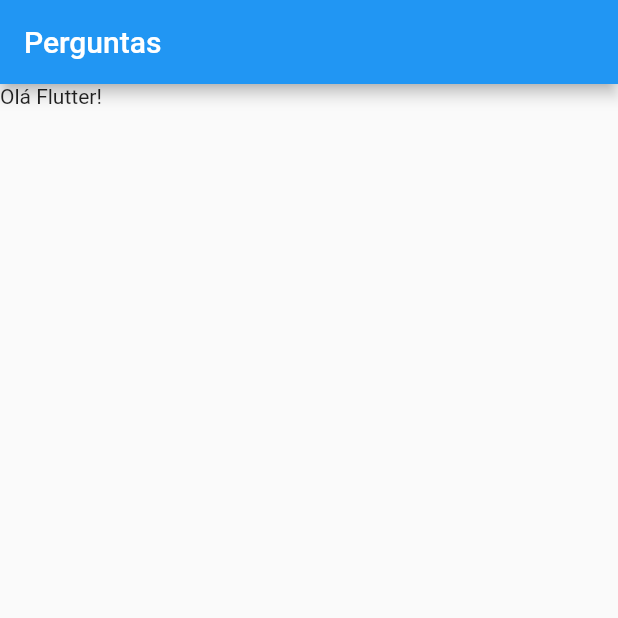
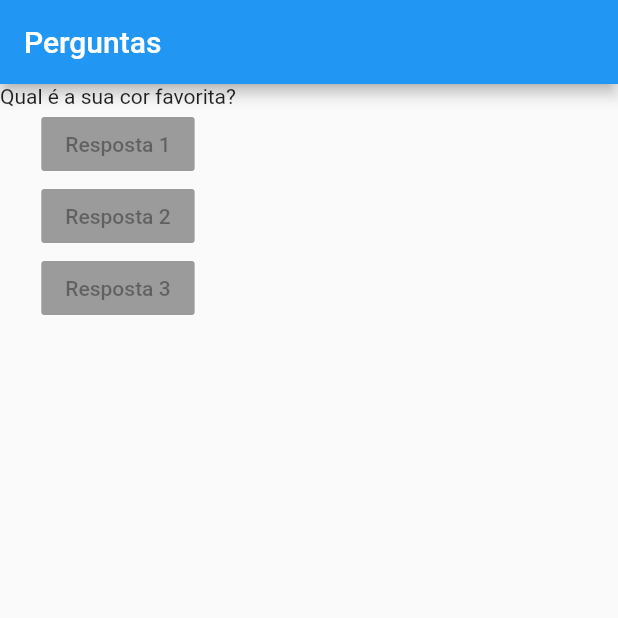
Before and after one commit to eduardobueno/curso_flutter, a Flutter app: the screen it shows after launch, on a phone screen of 412 x 824 dp, the top half of it. Run offline on Flutter 3.47's test engine with Material 2 defaults, Android fonts, the phone set to English and light mode, and no system bars.

Commit message:
Incluídos botões no App

```diff
--- a/projeto_perguntas/lib/main.dart
+++ b/projeto_perguntas/lib/main.dart
@@ -1,16 +1,39 @@
 import 'package:flutter/material.dart';
 
-main() => runApp(PerguntasApp());
+main() => runApp(const PerguntasApp());
 
 class PerguntasApp extends StatelessWidget {
+  const PerguntasApp({Key? key}) : super(key: key);
+
   @override
   Widget build(BuildContext context) {
+    final List<String> perguntas = [
+      'Qual é a sua cor favorita?',
+      'Qual é o seu animal de estimação?'
+    ];
+
     return MaterialApp(
       home: Scaffold(
         appBar: AppBar(
-          title: Text('Perguntas'),
+          title: const Text('Perguntas'),
         ),
-        body: Text('Olá Flutter!'),
+        body: Column(
+          children: <Widget>[
+            Text(perguntas[0]),
+            RaisedButton(
+              child: Text('Resposta 1'),
+              onPressed: null,
+            ),
+            RaisedButton(
+              child: Text('Resposta 2'),
+              onPressed: null,
+            ),
+            RaisedButton(
+              child: Text('Resposta 3'),
+              onPressed: null,
+            ),
+          ],
+        ),
       ),
     );
   }
```
Also changed, not shown: 1 other file.
